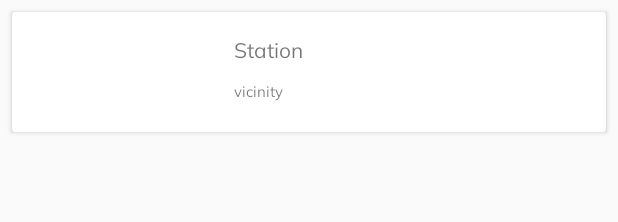
After one commit to BartoszDabek/SimpleFinder, an Android app: the layout gas_station.xml on its own in the app's theme, with its tools: preview values and no code run, on a phone screen of 412 x 824 dp. The commit adds this screen. Shown: the top 222 px of the screen. Run offline under Robolectric (Android 15) with nearby library versions, the phone set to English and light mode, and no system bars.

Commit message:
add recycler view display for fetched gas stations + add onClickListener on each item so its open google maps directions when we click on it

```diff
--- /dev/null
+++ b/app/src/main/res/layout/gas_station.xml
@@ -0,0 +1,72 @@
+<?xml version="1.0" encoding="utf-8"?>
+<RelativeLayout xmlns:android="http://schemas.android.com/apk/res/android"
+    xmlns:app="http://schemas.android.com/apk/res-auto"
+    android:layout_width="match_parent"
+    android:layout_height="match_parent">
+
+    <android.support.v7.widget.CardView
+        android:layout_width="match_parent"
+        android:layout_height="wrap_content"
+        android:layout_marginBottom="8dp"
+        android:layout_marginEnd="8dp"
+        android:layout_marginStart="8dp"
+        android:layout_marginTop="8dp"
+        app:layout_constraintBottom_toBottomOf="parent"
+        app:layout_constraintEnd_toEndOf="parent"
+        app:layout_constraintHorizontal_bias="0.5"
+        app:layout_constraintStart_toStartOf="parent"
+        app:layout_constraintTop_toTopOf="parent">
+
+        <android.support.constraint.ConstraintLayout
+            android:id="@+id/constraintLayout"
+            android:layout_width="match_parent"
+            android:layout_height="match_parent">
+
+
+            <TextView
+                android:id="@+id/tvstation"
+                android:layout_width="152dp"
+                android:layout_height="wrap_content"
+                android:layout_marginEnd="96dp"
+                android:layout_marginStart="8dp"
+                android:layout_marginTop="16dp"
+                android:fontFamily="@font/muli"
+                android:text="Station"
+                app:layout_constraintEnd_toEndOf="parent"
+                app:layout_constraintHorizontal_bias="1.0"
+                app:layout_constraintStart_toEndOf="@+id/icon"
+                app:layout_constraintTop_toTopOf="parent" />
+
+            <TextView
+                android:id="@+id/tvvicinity"
+                android:layout_width="152dp"
+                android:layout_height="wrap_content"
+                android:layout_marginBottom="8dp"
+                android:layout_marginEnd="96dp"
+                android:layout_marginStart="8dp"
+                android:layout_marginTop="8dp"
+                android:fontFamily="@font/muli"
+                android:text="vicinity"
+                android:textSize="10sp"
+                app:layout_constraintBottom_toBottomOf="parent"
+                app:layout_constraintEnd_toEndOf="parent"
+                app:layout_constraintHorizontal_bias="1.0"
+                app:layout_constraintStart_toEndOf="@+id/icon"
+                app:layout_constraintTop_toBottomOf="@+id/tvstation"
+                app:layout_constraintVertical_bias="0.2" />
+
+            <ImageView
+                android:id="@+id/icon"
+                android:layout_width="77dp"
+                android:layout_height="wrap_content"
+                android:layout_marginBottom="8dp"
+                android:layout_marginStart="8dp"
+                android:layout_marginTop="8dp"
+                app:layout_constraintBottom_toBottomOf="parent"
+                app:layout_constraintStart_toStartOf="parent"
+                app:layout_constraintTop_toTopOf="parent"
+                app:srcCompat="@drawable/common_full_open_on_phone" />
+        </android.support.constraint.ConstraintLayout>
+    </android.support.v7.widget.CardView>
+
+</RelativeLayout>
```
Also changed, not shown: app/src/main/java/bdabek/com/simplefinder/ResultList.kt (+10 -3 lines), app/src/main/java/bdabek/com/simplefinder/adapters/GasStationAdapter.kt (added, +54 -0 lines), app/src/main/java/bdabek/com/simplefinder/models/GasStation.kt (+9 -2 lines), app/src/main/java/bdabek/com/simplefinder/models/Geometry.kt (added, +36 -0 lines), app/src/main/java/bdabek/com/simplefinder/models/Location.kt (added, +35 -0 lines), app/src/main/res/layout/activity_result_list.xml (+5 -8 lines).
